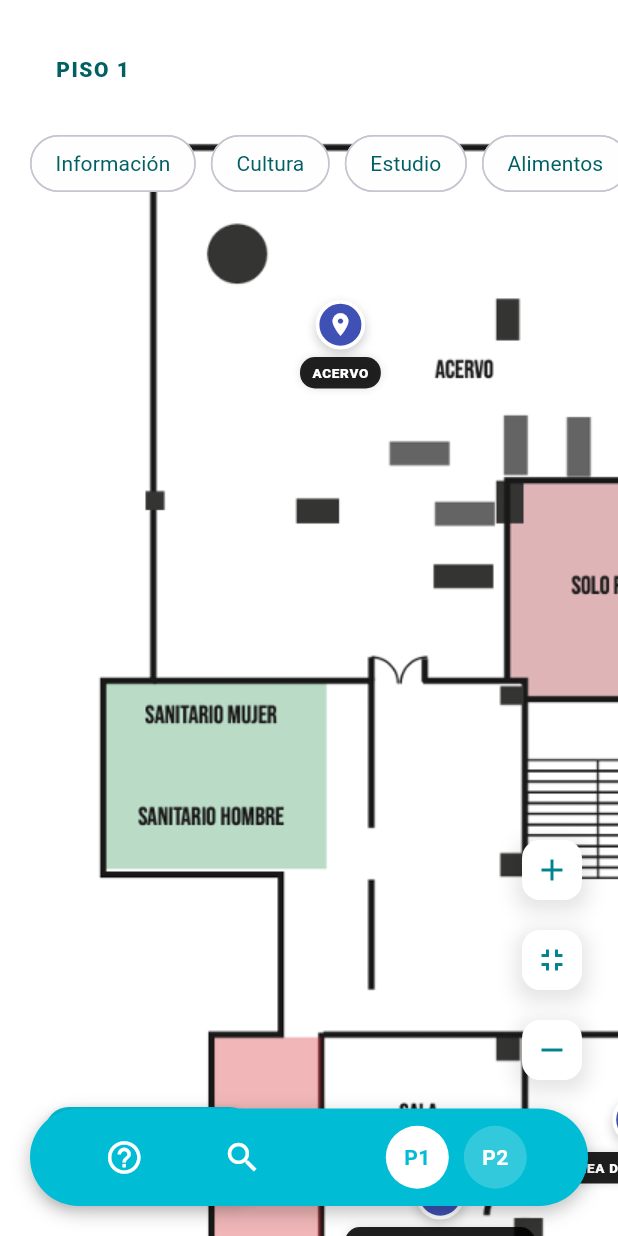
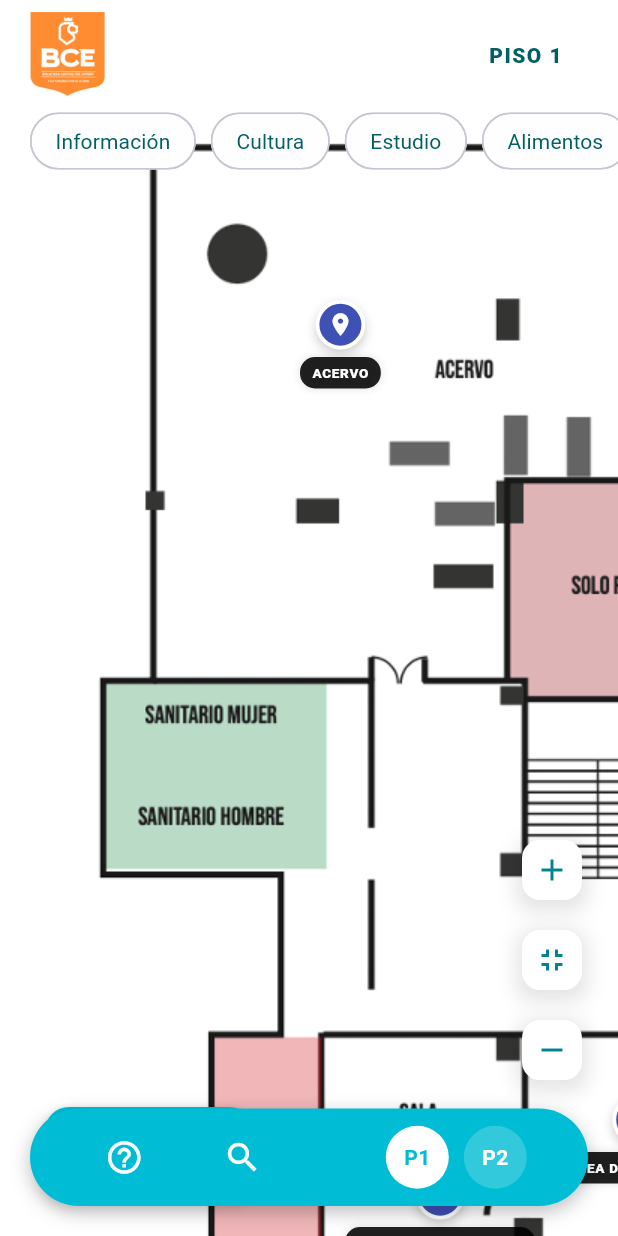
Before and after one commit to carlsevels/bceMapaInteractivo, a Flutter app: the screen it shows after launch, on a phone screen of 412 x 824 dp. Run offline on Flutter 3.47's test engine with Material 3 defaults, Android fonts, the phone set to English and light mode, and no system bars; our stand-ins replace get, qr_flutter.

Commit message:
app responsiva y prueba en movil

```diff
--- a/lib/presentation/home/home.screen.dart
+++ b/lib/presentation/home/home.screen.dart
@@ -15,8 +15,10 @@ class HomeScreen extends GetView<HomeController> {
     final bool isMobile = MediaQuery.of(context).size.width < 600;
 
     return Scaffold(
+      extendBodyBehindAppBar: true,
       backgroundColor: const Color(0xFFF5F7FA),
-      body: Stack(
+      body: SafeArea(
+        child: Stack(
           children: [
             Obx(
               () => AnimatedPadding(
@@ -31,7 +33,8 @@ class HomeScreen extends GetView<HomeController> {
                     MapaPiso(
                       key: ValueKey(controller.pisoActual.value),
                       image: 'assets/piso_${controller.pisoActual.value}.png',
-                    areas: controller.pisos[controller.pisoActual.value] ?? [],
+                      areas:
+                          controller.pisos[controller.pisoActual.value] ?? [],
                       currentQuery: controller.query.value,
                       selectedCategory: controller.categoriaSeleccionada.value,
                       missionStep: controller.missionStep.value,
@@ -41,8 +44,8 @@ class HomeScreen extends GetView<HomeController> {
                       paddingRight: controller.isPanelOpen.value ? 495 : 60,
                       paddingTop: 150,
                     ),
-                  _buildCategoryFilterBar(),
-                  _buildFloatingFloorIndicator(),
+                    _buildCategoryFilterBar(isMobile),
+                    _buildFloatingFloorIndicator(isMobile),
                     _buildFloatingMenuButton(),
                   ],
                 ),
@@ -145,6 +148,7 @@ class HomeScreen extends GetView<HomeController> {
             /// --- 5. BANNER DE MISIÓN ---
             _buildMissionBanner(),
           ],
+        ),
       ),
     );
   }
@@ -722,32 +726,7 @@ class HomeScreen extends GetView<HomeController> {
     });
   }
 
-  Widget _buildHelpButton() {
-    return InkWell(
-      onTap: () => controller.iniciarTutorial(),
-      borderRadius: BorderRadius.circular(18),
-      child: Container(
-        width: double.infinity,
-        padding: const EdgeInsets.symmetric(vertical: 18),
-        decoration: BoxDecoration(
-          borderRadius: BorderRadius.circular(18),
-          border: Border.all(color: Colors.white.withOpacity(0.5), width: 1.5),
-        ),
-        child: const Center(
-          child: Text(
-            'AYUDA / TUTORIAL',
-            style: TextStyle(
-              color: Colors.white,
-              fontWeight: FontWeight.w800,
-              letterSpacing: 1,
-            ),
-          ),
-        ),
-      ),
-    );
-  }
-
-  Widget _buildCategoryFilterBar() {
+  Widget _buildCategoryFilterBar(isMobile) {
     final categorias = [
       "Información",
       "Cultura",
@@ -756,7 +735,7 @@ class HomeScreen extends GetView<HomeController> {
       "Inclusión",
     ];
     return Positioned(
-      top: 85,
+      top: isMobile ? 70 : 60,
       left: 0,
       right: 0,
       child: SingleChildScrollView(
@@ -793,15 +772,23 @@ class HomeScreen extends GetView<HomeController> {
     );
   }
 
-  Widget _buildFloatingFloorIndicator() => Positioned(
-    top: 25,
-    left: 20,
-    child: ClipRRect(
+  Widget _buildFloatingFloorIndicator(isMobil) => Padding(
+    padding: const EdgeInsets.only(left: 20, right: 20, top: 8),
+    child: Positioned(
+      child: Row(
+        mainAxisAlignment: isMobil ? MainAxisAlignment.spaceBetween :  MainAxisAlignment.start,
+        children: [
+          isMobil ?
+          SizedBox(width: 50, child: Image.asset("assets/logos/bce2.png")) : SizedBox.shrink(),
+          ClipRRect(
             borderRadius: BorderRadius.circular(16),
             child: BackdropFilter(
               filter: ImageFilter.blur(sigmaX: 8, sigmaY: 8),
               child: Container(
-          padding: const EdgeInsets.symmetric(horizontal: 16, vertical: 10),
+                padding: const EdgeInsets.symmetric(
+                  horizontal: 16,
+                  vertical: 10,
+                ),
                 decoration: BoxDecoration(
                   color: Colors.white.withOpacity(0.85),
                   borderRadius: BorderRadius.circular(16),
@@ -818,6 +805,9 @@ class HomeScreen extends GetView<HomeController> {
                   ),
                 ),
               ),
+            ),
+          ),
+        ],
       ),
     ),
   );
```
Also changed, not shown: lib/presentation/detallesArea/detalles_area.screen.dart (+10 -7 lines), pubspec.yaml (+18 -0 lines), 2 other files. Lines whose indentation alone changed are shown as unchanged.
